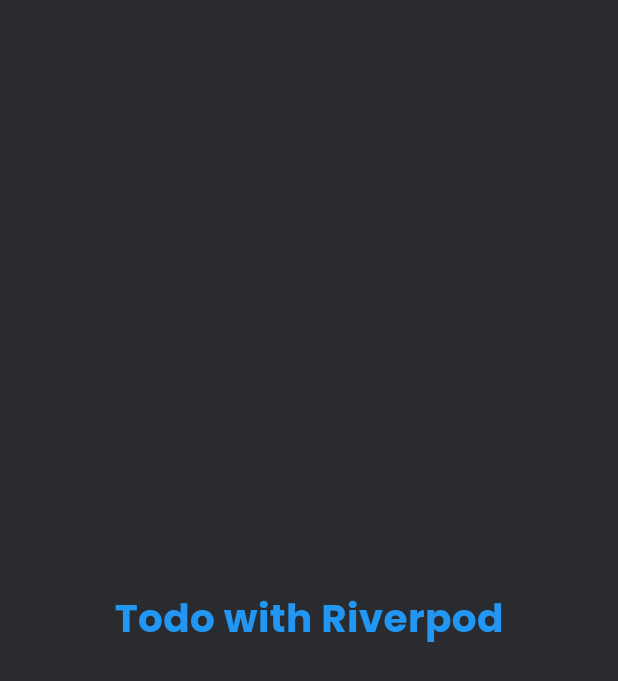
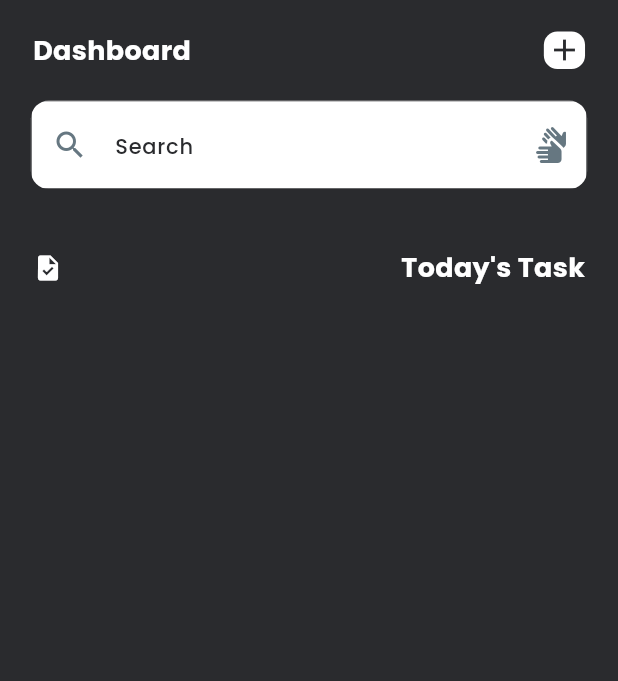
Before and after one commit to banku27/Task-Management-Firebase, a Flutter app: the screen it shows after launch, on a phone screen of 412 x 824 dp. Shown: the top 681 px of the screen. Run offline on Flutter 3.47's test engine with Material 2 defaults, Android fonts, the phone set to English and light mode, and no system bars; our stand-ins replace country_picker, flutter_riverpod, flutter_screenutil, google_fonts, ionicons, pinput and 1 more.

Commit message:
todays task

```diff
--- a/lib/features/todo/pages/homepage.dart
+++ b/lib/features/todo/pages/homepage.dart
@@ -1,22 +1,114 @@
 import 'package:flutter/material.dart';
+import 'package:flutter_riverpod/flutter_riverpod.dart';
+import 'package:flutter_screenutil/flutter_screenutil.dart';
+import 'package:todo_with_firebase/common/utils/constants.dart';
 import 'package:todo_with_firebase/common/widgets/app_style.dart';
+import 'package:todo_with_firebase/common/widgets/custom_text_field.dart';
+import 'package:todo_with_firebase/common/widgets/height_spacer.dart';
 import 'package:todo_with_firebase/common/widgets/reusable_text.dart';
 
-class HomePage extends StatefulWidget {
+class HomePage extends ConsumerStatefulWidget {
   const HomePage({super.key});
 
   @override
-  State<HomePage> createState() => _HomePageState();
+  ConsumerState<HomePage> createState() => _HomePageState();
 }
 
-class _HomePageState extends State<HomePage> {
+class _HomePageState extends ConsumerState<HomePage> {
+  final TextEditingController search = TextEditingController();
+
+  @override
+  void dispose() {
+    search.dispose();
+    super.dispose();
+  }
+
   @override
   Widget build(BuildContext context) {
     return Scaffold(
-      body: Center(
-        child: ReusableText(
-          text: 'Todo with Riverpod',
-          style: appstyle(26, Colors.blue, FontWeight.bold),
+      appBar: AppBar(
+        backgroundColor: Colors.transparent,
+        automaticallyImplyLeading: false,
+        bottom: PreferredSize(
+            preferredSize: const Size.fromHeight(85),
+            child: Column(
+              children: [
+                Padding(
+                  padding: EdgeInsets.symmetric(horizontal: 20.w),
+                  child: Row(
+                    mainAxisAlignment: MainAxisAlignment.spaceBetween,
+                    crossAxisAlignment: CrossAxisAlignment.start,
+                    children: [
+                      ReusableText(
+                        text: 'Dashboard',
+                        style:
+                            appstyle(18, AppConstants.kLight, FontWeight.bold),
+                      ),
+                      Container(
+                        width: 25.w,
+                        height: 25.h,
+                        decoration: const BoxDecoration(
+                          color: AppConstants.kLight,
+                          borderRadius: BorderRadius.all(
+                            Radius.circular(9),
+                          ),
+                        ),
+                        child: GestureDetector(
+                          onTap: () {},
+                          child: const Icon(
+                            Icons.add,
+                            color: AppConstants.kBkDark,
+                          ),
+                        ),
+                      )
+                    ],
+                  ),
+                ),
+                const HeightSpacer(size: 20),
+                CustomTextField(
+                  hintText: 'Search',
+                  keyboardType: TextInputType.text,
+                  controller: search,
+                  prefixIcon: Container(
+                    padding: const EdgeInsets.all(14),
+                    child: GestureDetector(
+                      onTap: () {},
+                      child: const Icon(
+                        Icons.search,
+                        color: AppConstants.kGreyLight,
+                      ),
+                    ),
+                  ),
+                  suffixIcon: const Icon(
+                    Icons.sign_language_rounded,
+                    color: AppConstants.kGreyLight,
+                  ),
+                ),
+                const HeightSpacer(size: 15)
+              ],
+            )),
+      ),
+      body: SafeArea(
+        child: Padding(
+          padding: EdgeInsets.symmetric(horizontal: 20.w),
+          child: ListView(
+            children: [
+              const HeightSpacer(size: 25),
+              Row(
+                mainAxisAlignment: MainAxisAlignment.spaceBetween,
+                children: [
+                  const Icon(
+                    Icons.task,
+                    size: 20,
+                    color: AppConstants.kLight,
+                  ),
+                  ReusableText(
+                      text: "Today's Task",
+                      style: appstyle(18, AppConstants.kLight, FontWeight.bold))
+                ],
+              )
+            ],
+          ),
         ),
       ),
     );
--- a/lib/main.dart
+++ b/lib/main.dart
@@ -1,10 +1,11 @@
 import 'package:flutter/material.dart';
+import 'package:flutter_riverpod/flutter_riverpod.dart';
 import 'package:todo_with_firebase/common/utils/constants.dart';
 import 'package:flutter_screenutil/flutter_screenutil.dart';
 import 'package:todo_with_firebase/features/todo/pages/homepage.dart';
 
 void main() {
-  runApp(const MyApp());
+  runApp(const ProviderScope(child: MyApp()));
 }
 
 class MyApp extends StatelessWidget {
```
